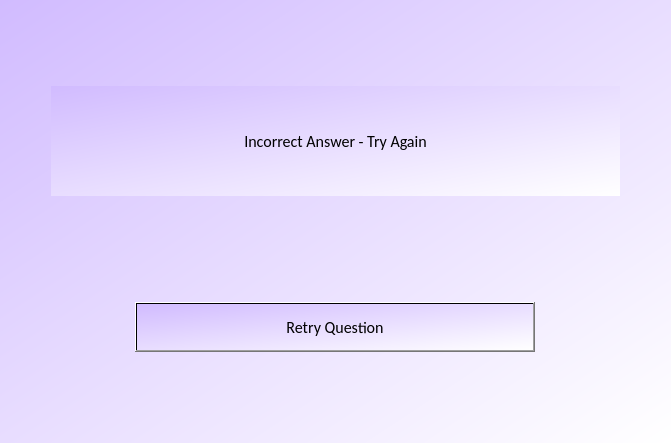
This is View/IncorrectScreen_2.ui in JakeH-32/Capstone as Qt 5 draws it before an edit. The edited form follows.
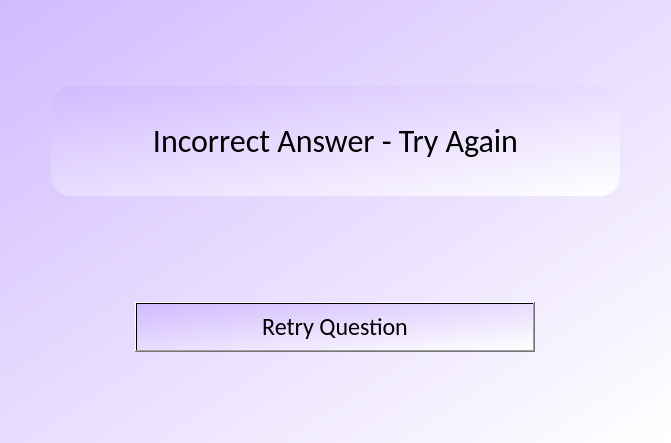
This is the edited form.

Diff of the .ui file:
```diff
--- a/View/IncorrectScreen_2.ui
+++ b/View/IncorrectScreen_2.ui
@@ -102,15 +102,15 @@
        <property name="font">
         <font>
          <family>Calibri</family>
-         <pointsize>12</pointsize>
-         <weight>3</weight>
+         <pointsize>24</pointsize>
+         <weight>50</weight>
          <italic>false</italic>
          <bold>false</bold>
         </font>
        </property>
        <property name="styleSheet">
         <string notr="true">QWidget{
-font: 25 12pt &quot;Calibri&quot;;
+border-radius:20px;
 background-color: &quot;linen&quot;
 }</string>
        </property>
@@ -175,7 +175,7 @@
        <property name="font">
         <font>
          <family>Calibri</family>
-         <pointsize>12</pointsize>
+         <pointsize>18</pointsize>
         </font>
        </property>
        <property name="styleSheet">
```
